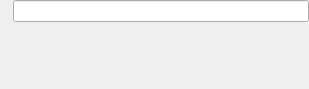
This is vpn/strongswan/strongswanauth.ui in KDE/plasma-nm as Qt 5 draws it before an edit. The edited form follows.
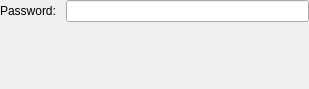
This is the edited form. Custom widgets are drawn as their Qt base class.

Commit message: Improve password dialogs

The edit to the form file:
```diff
--- a/vpn/strongswan/strongswanauth.ui
+++ b/vpn/strongswan/strongswanauth.ui
@@ -29,7 +29,7 @@
    <item row="0" column="0">
     <widget class="QLabel" name="passwordLabel">
      <property name="text">
-      <string/>
+      <string>Password: </string>
      </property>
     </widget>
    </item>
```
Left out of the diff: 2 changed lines with no effect on the pictures. The commit also changes 7 other files.
